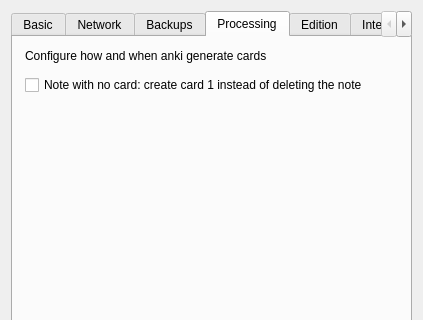
The window that designer/preferences.ui (lovac42/anki) describes before a commit, drawn with Qt 5; both pictures show x 0 to 423 and y 0 to 320 of the 423 by 525 pixel window.
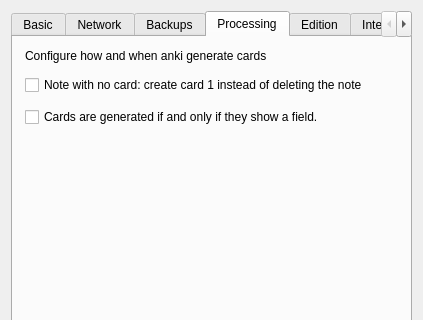
The same window after the commit. The open tabs and pages were chosen to show the change.

Commit message: Allow complex card type

Diff of the .ui file:
```diff
--- a/designer/preferences.ui
+++ b/designer/preferences.ui
@@ -466,6 +466,16 @@
          </property>
         </widget>
        </item>
+       <item>
+        <widget class="QCheckBox" name="complexTemplates">
+         <property name="toolTip">
+          <string>This option allow you to create complex card type. Cards risks not to be seen on smartphone, and to be erased by «Empty cards».</string>
+         </property>
+         <property name="text">
+          <string>Cards are generated if and only if they show a field.</string>
+         </property>
+        </widget>
+       </item>
        <item>
         <spacer name="verticalSpacer">
          <property name="orientation">
```
The commit also changes 17 other files.
